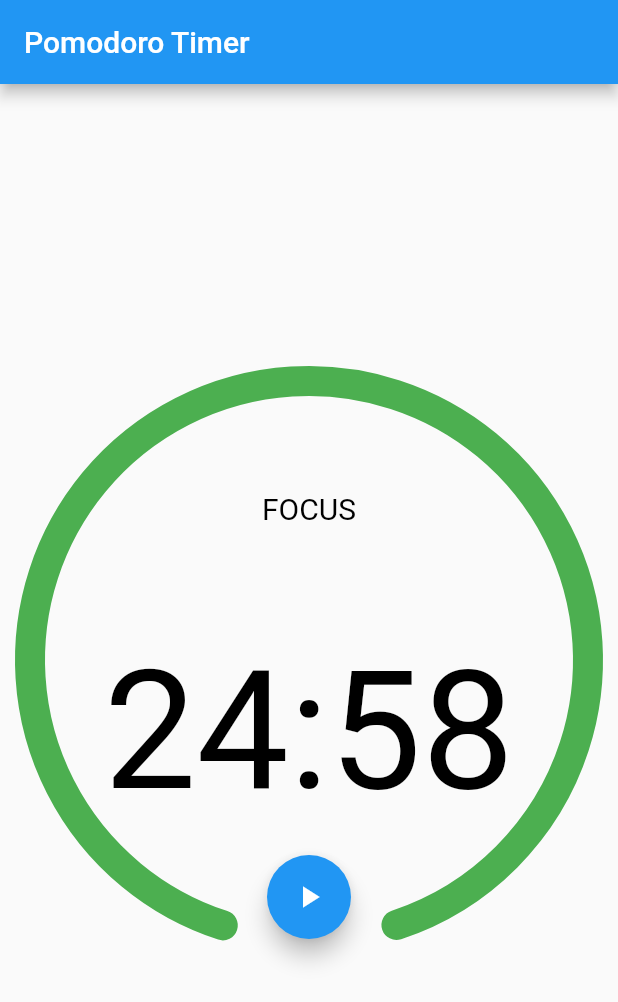
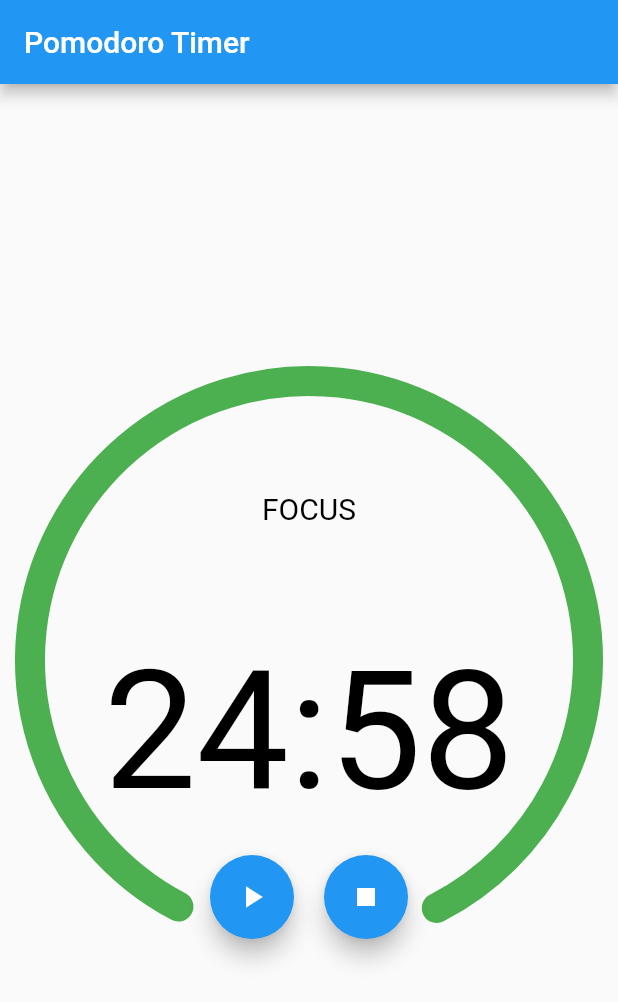
Before and after one commit to nadzmiidzham/pomodoro-timer, a Flutter app: the screen it shows after launch, after a tap on the "play arrow" icon, after a tap on the "pause" icon, on a phone screen of 412 x 824 dp. Shown: the top 1002 px of the screen. Run offline on Flutter 3.47's test engine with Material 2 defaults, Android fonts, the phone set to English and light mode, and no system bars; our stand-ins replace get_it, shared_preferences.

Commit message:
added button to stop timer

```diff
--- a/lib/ui/widgets/timer.widget.dart
+++ b/lib/ui/widgets/timer.widget.dart
@@ -1,5 +1,6 @@
 import 'dart:math';
 import 'package:flutter/material.dart';
+import 'package:flutter/rendering.dart';
 
 class TimerWidget extends StatefulWidget {
   final String title;
@@ -62,7 +63,10 @@ class _TimerWidgetState extends State<TimerWidget> with TickerProviderStateMixin
           // timer action button
           Align(
             alignment: FractionalOffset.bottomCenter,
-            child: _actionButton(),
+            child: Padding(
+              padding: const EdgeInsets.symmetric(horizontal: 100),
+              child: _actionButton(),
+            ),
           ),
         ],
       ),
@@ -112,15 +116,35 @@ class _TimerWidgetState extends State<TimerWidget> with TickerProviderStateMixin
     return AnimatedBuilder(
       animation: controller,
       builder: (context, child) {
+        if(!controller.isAnimating) {
+          return Row(
+            mainAxisAlignment: MainAxisAlignment.spaceEvenly,
+            children: [
+              // play button
+              FloatingActionButton(
+                child: Icon(Icons.play_arrow),
+                onPressed: () {
+                  controller.reverse(from: (controller.value == 0)? 1 : controller.value);
+                  setState(() {});
+                },
+              ),
+
+              // stop button
+              FloatingActionButton(
+                child: Icon(Icons.stop),
+                onPressed: () {
+                  widget.timerFinishedCallback();
+                },
+              )
+            ],
+          );
+        }
+
+        // pause button
         return FloatingActionButton(
-          child: Icon(controller.isAnimating? Icons.pause : Icons.play_arrow),
+          child: Icon(Icons.pause),
           onPressed: () {
-            if(controller.isAnimating) {
-              controller.stop();
-            } else {
-              controller.reverse(from: (controller.value == 0)? 1 : controller.value);
-            }
-
+            controller.stop();
             setState(() {});
           },
         );
@@ -141,8 +165,8 @@ class TimerPainter extends CustomPainter {
 
   @override
   void paint(Canvas canvas, Size size) {
-    double startAngle = pi * 0.6;
-    double sweepAngle = pi * 1.8;
+    double startAngle = pi * 0.655;
+    double sweepAngle = pi * 1.695;
     double progress = animation.value * sweepAngle;
     Paint backgroundPaint = Paint()
       ..color = backgroundColor
```
